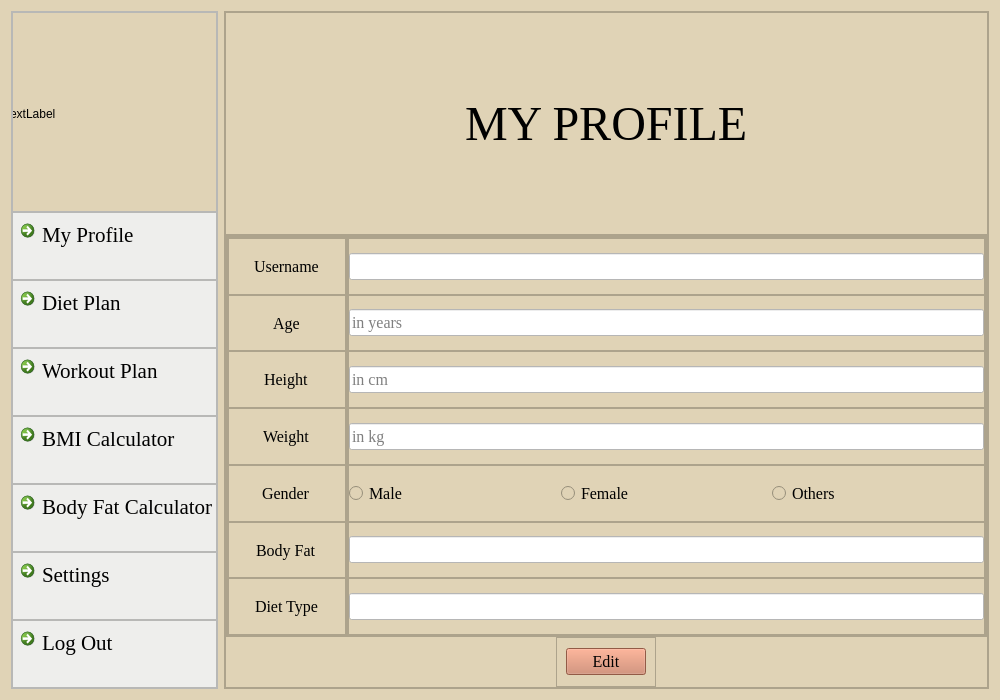
Old version of the form myprofile.ui in the repository skidgefries/rightmeal.
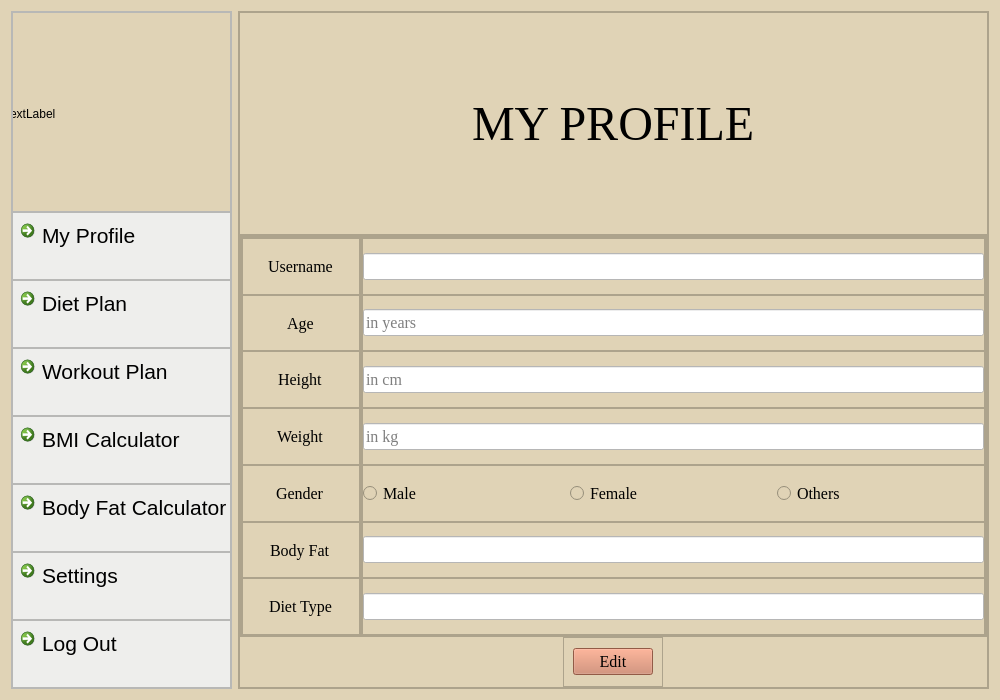
New version of the form.

```diff
--- a/myprofile.ui
+++ b/myprofile.ui
@@ -170,7 +170,7 @@
           <widget class="QCommandLinkButton" name="commandLinkButton_4">
            <property name="font">
             <font>
-             <family>Times New Roman</family>
+             <family>Segoe UI</family>
              <pointsize>16</pointsize>
              <bold>false</bold>
             </font>
@@ -211,7 +211,7 @@
           <widget class="QCommandLinkButton" name="commandLinkButton_9">
            <property name="font">
             <font>
-             <family>Times New Roman</family>
+             <family>Segoe UI</family>
              <pointsize>16</pointsize>
              <bold>false</bold>
             </font>
@@ -252,7 +252,7 @@
           <widget class="QCommandLinkButton" name="commandLinkButton_10">
            <property name="font">
             <font>
-             <family>Times New Roman</family>
+             <family>Segoe UI</family>
              <pointsize>16</pointsize>
              <bold>false</bold>
             </font>
@@ -293,7 +293,7 @@
           <widget class="QCommandLinkButton" name="commandLinkButton_11">
            <property name="font">
             <font>
-             <family>Times New Roman</family>
+             <family>Segoe UI</family>
              <pointsize>16</pointsize>
              <bold>false</bold>
             </font>
@@ -334,7 +334,7 @@
           <widget class="QCommandLinkButton" name="commandLinkButton_12">
            <property name="font">
             <font>
-             <family>Times New Roman</family>
+             <family>Segoe UI</family>
              <pointsize>16</pointsize>
              <bold>false</bold>
             </font>
@@ -375,7 +375,7 @@
           <widget class="QCommandLinkButton" name="commandLinkButton_13">
            <property name="font">
             <font>
-             <family>Times New Roman</family>
+             <family>Segoe UI</family>
              <pointsize>16</pointsize>
              <bold>false</bold>
             </font>
@@ -416,7 +416,7 @@
           <widget class="QCommandLinkButton" name="commandLinkButton_14">
            <property name="font">
             <font>
-             <family>Times New Roman</family>
+             <family>Segoe UI</family>
              <pointsize>16</pointsize>
              <bold>false</bold>
             </font>
```
